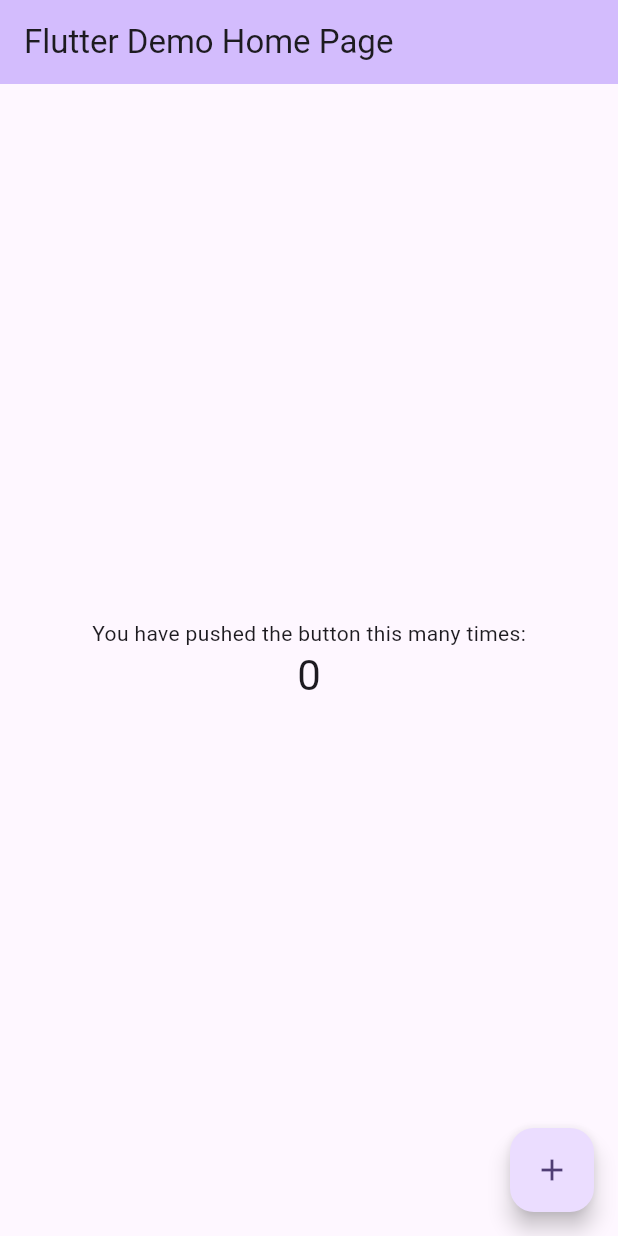
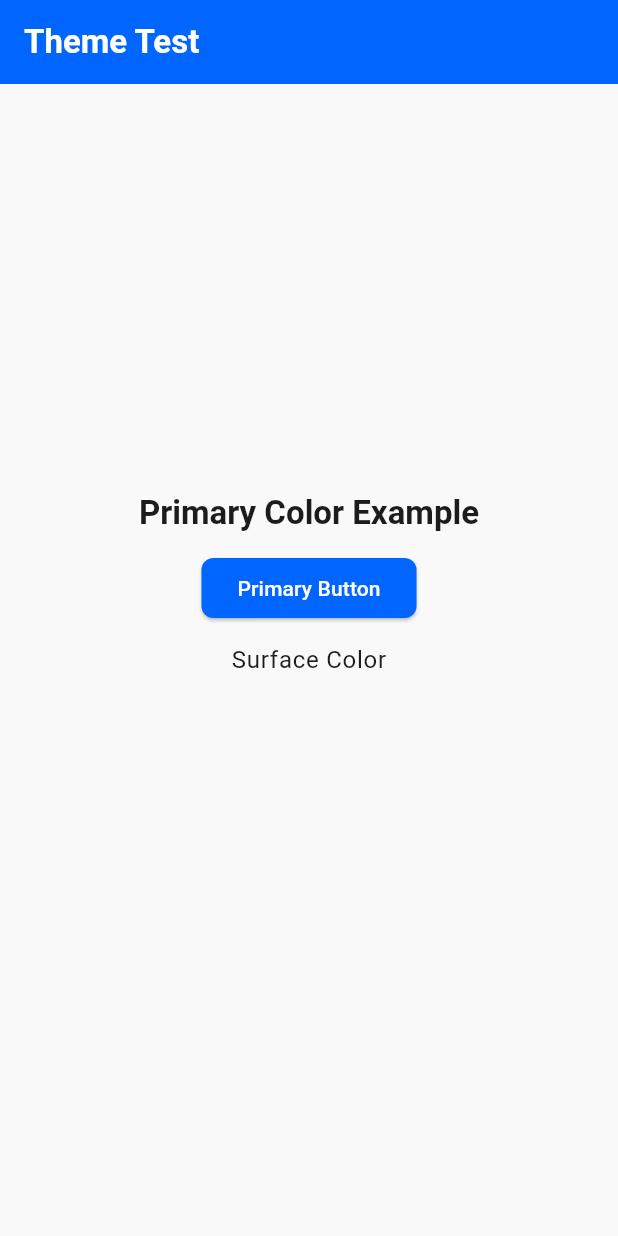
Before and after one commit to wilkensonio/flutter_template, a Flutter app: the screen it shows after launch, on a phone screen of 412 x 824 dp. Run offline on Flutter 3.47's test engine with Material 3 defaults, Android fonts, the phone set to English and light mode, and no system bars.

Commit message:
configure theme

```diff
--- /dev/null
+++ b/lib/core/theme/t_app_colors.dart
@@ -0,0 +1,19 @@
+import 'package:flutter/material.dart';
+
+class AppColors {
+  // Primary brand colors
+  static const Color primary = Color(0xFF0066FF);
+  static const Color primaryDark = Color(0xFF0044AA);
+
+  // Backgrounds
+  static const Color backgroundLight = Color(0xFFF9F9F9);
+  static const Color backgroundDark = Color(0xFF121212);
+
+  // Text colors
+  static const Color textLight = Color(0xFF1C1C1C);
+  static const Color textDark = Color(0xFFEAEAEA);
+
+  // Accent & others
+  static const Color accent = Color(0xFFFFB300);
+  static const Color error = Color(0xFFD32F2F);
+}
--- /dev/null
+++ b/lib/core/theme/t_app_theme.dart
@@ -0,0 +1,9 @@
+import 'package:flutter/material.dart';
+
+import 't_dark_theme.dart';
+import 't_light_theme.dart';
+
+class AppTheme {
+  static ThemeData get light => lightTheme;
+  static ThemeData get dark => darkTheme;
+}
--- /dev/null
+++ b/lib/core/theme/t_dark_theme.dart
@@ -0,0 +1,40 @@
+import 'package:flutter/material.dart';
+
+import 't_app_colors.dart';
+
+final ThemeData darkTheme = ThemeData(
+  brightness: Brightness.dark,
+  primaryColor: AppColors.primaryDark,
+  scaffoldBackgroundColor: AppColors.backgroundDark,
+  colorScheme: const ColorScheme.dark(
+    primary: AppColors.primaryDark,
+    secondary: AppColors.accent,
+    error: AppColors.error,
+    surface: AppColors.backgroundDark, // replaces background
+  ).copyWith(
+    surfaceContainer:
+        AppColors.backgroundDark, // ensures consistent base background
+  ),
+  textTheme: const TextTheme(
+    bodyLarge: TextStyle(color: AppColors.textDark),
+    bodyMedium: TextStyle(color: AppColors.textDark),
+    titleLarge: TextStyle(
+      color: AppColors.textDark,
+      fontWeight: FontWeight.bold,
+    ),
+  ),
+  appBarTheme: const AppBarTheme(
+    backgroundColor: AppColors.primaryDark,
+    foregroundColor: Colors.white,
+    elevation: 0,
+  ),
+  elevatedButtonTheme: ElevatedButtonThemeData(
+    style: ElevatedButton.styleFrom(
+      backgroundColor: AppColors.primaryDark,
+      foregroundColor: Colors.white,
+      shape: RoundedRectangleBorder(
+        borderRadius: BorderRadius.all(Radius.circular(8)),
+      ),
+    ),
+  ),
+);
--- /dev/null
+++ b/lib/core/theme/t_light_theme.dart
@@ -0,0 +1,40 @@
+import 'package:flutter/material.dart';
+
+import 't_app_colors.dart';
+
+final ThemeData lightTheme = ThemeData(
+  brightness: Brightness.light,
+  primaryColor: AppColors.primary,
+  scaffoldBackgroundColor: AppColors.backgroundLight,
+  colorScheme: const ColorScheme.light(
+    primary: AppColors.primary,
+    secondary: AppColors.accent,
+    error: AppColors.error,
+    surface: AppColors.backgroundLight, // replaces background
+  ).copyWith(
+    surfaceContainer:
+        AppColors.backgroundLight, // ensures consistent base background
+  ),
+  textTheme: const TextTheme(
+    bodyLarge: TextStyle(color: AppColors.textLight),
+    bodyMedium: TextStyle(color: AppColors.textLight),
+    titleLarge: TextStyle(
+      color: AppColors.textLight,
+      fontWeight: FontWeight.bold,
+    ),
+  ),
+  appBarTheme: const AppBarTheme(
+    backgroundColor: AppColors.primary,
+    foregroundColor: Colors.white,
+    elevation: 0,
+  ),
+  elevatedButtonTheme: ElevatedButtonThemeData(
+    style: ElevatedButton.styleFrom(
+      backgroundColor: AppColors.primary,
+      foregroundColor: Colors.white,
+      shape: RoundedRectangleBorder(
+        borderRadius: BorderRadius.all(Radius.circular(8)),
+      ),
+    ),
+  ),
+);
--- /dev/null
+++ b/lib/features/f_home/presentation/screens/home.dart
@@ -0,0 +1,31 @@
+import 'package:flutter/material.dart';
+
+class ThemeTestScreen extends StatelessWidget {
+  const ThemeTestScreen({super.key});
+
+  @override
+  Widget build(BuildContext context) {
+    final colorScheme = Theme.of(context).colorScheme;
+    final textTheme = Theme.of(context).textTheme;
+
+    return Scaffold(
+      appBar: AppBar(title: const Text('Theme Test')),
+      body: Center(
+        child: Column(
+          mainAxisAlignment: MainAxisAlignment.center,
+          children: [
+            Text('Primary Color Example', style: textTheme.titleLarge),
+            const SizedBox(height: 12),
+            ElevatedButton(
+              onPressed: () {},
+              child: const Text('Primary Button'),
+            ),
+            const SizedBox(height: 12),
+            Text('Surface Color', style: textTheme.bodyLarge),
+            Container(width: 100, height: 100, color: colorScheme.surface),
+          ],
+        ),
+      ),
+    );
+  }
+}
--- a/lib/main.dart
+++ b/lib/main.dart
@@ -1,4 +1,7 @@
 import 'package:flutter/material.dart';
+
+import 'core/theme/t_app_theme.dart';
+import 'features/f_home/presentation/screens/home.dart';
 
 void main() {
   runApp(const MyApp());
@@ -12,111 +15,10 @@ class MyApp extends StatelessWidget {
   Widget build(BuildContext context) {
     return MaterialApp(
       title: 'Flutter Demo',
-      theme: ThemeData(
-        // This is the theme of your application.
-        //
-        // TRY THIS: Try running your application with "flutter run". You'll see
-        // the application has a purple toolbar. Then, without quitting the app,
-        // try changing the seedColor in the colorScheme below to Colors.green
-        // and then invoke "hot reload" (save your changes or press the "hot
-        // reload" button in a Flutter-supported IDE, or press "r" if you used
-        // the command line to start the app).
-        //
-        // Notice that the counter didn't reset back to zero; the application
-        // state is not lost during the reload. To reset the state, use hot
-        // restart instead.
-        //
-        // This works for code too, not just values: Most code changes can be
-        // tested with just a hot reload.
-        colorScheme: ColorScheme.fromSeed(seedColor: Colors.deepPurple),
-      ),
-      home: const MyHomePage(title: 'Flutter Demo Home Page'),
+      theme: AppTheme.light,
+      darkTheme: AppTheme.dark,
+      themeMode: ThemeMode.system,
+      home: const ThemeTestScreen(),
     );
   }
 }
-
-class MyHomePage extends StatefulWidget {
-  const MyHomePage({super.key, required this.title});
-
-  // This widget is the home page of your application. It is stateful, meaning
-  // that it has a State object (defined below) that contains fields that affect
-  // how it looks.
-
-  // This class is the configuration for the state. It holds the values (in this
-  // case the title) provided by the parent (in this case the App widget) and
-  // used by the build method of the State. Fields in a Widget subclass are
-  // always marked "final".
-
-  final String title;
-
-  @override
-  State<MyHomePage> createState() => _MyHomePageState();
-}
-
-class _MyHomePageState extends State<MyHomePage> {
-  int _counter = 0;
-
-  void _incrementCounter() {
-    setState(() {
-      // This call to setState tells the Flutter framework that something has
-      // changed in this State, which causes it to rerun the build method below
-      // so that the display can reflect the updated values. If we changed
-      // _counter without calling setState(), then the build method would not be
-      // called again, and so nothing would appear to happen.
-      _counter++;
-    });
-  }
-
-  @override
-  Widget build(BuildContext context) {
-    // This method is rerun every time setState is called, for instance as done
-    // by the _incrementCounter method above.
-    //
-    // The Flutter framework has been optimized to make rerunning build methods
-    // fast, so that you can just rebuild anything that needs updating rather
-    // than having to individually change instances of widgets.
-    return Scaffold(
-      appBar: AppBar(
-        // TRY THIS: Try changing the color here to a specific color (to
-        // Colors.amber, perhaps?) and trigger a hot reload to see the AppBar
-        // change color while the other colors stay the same.
-        backgroundColor: Theme.of(context).colorScheme.inversePrimary,
-        // Here we take the value from the MyHomePage object that was created by
-        // the App.build method, and use it to set our appbar title.
-        title: Text(widget.title),
-      ),
-      body: Center(
-        // Center is a layout widget. It takes a single child and positions it
-        // in the middle of the parent.
-        child: Column(
-          // Column is also a layout widget. It takes a list of children and
-          // arranges them vertically. By default, it sizes itself to fit its
-          // children horizontally, and tries to be as tall as its parent.
-          //
-          // Column has various properties to control how it sizes itself and
-          // how it positions its children. Here we use mainAxisAlignment to
-          // center the children vertically; the main axis here is the vertical
-          // axis because Columns are vertical (the cross axis would be
-          // horizontal).
-          //
-          // TRY THIS: Invoke "debug painting" (choose the "Toggle Debug Paint"
-          // action in the IDE, or press "p" in the console), to see the
-          // wireframe for each widget.
-          mainAxisAlignment: MainAxisAlignment.center,
-          children: <Widget>[
-            const Text('You have pushed the button this many times:'),
-            Text(
-              '$_counter',
-              style: Theme.of(context).textTheme.headlineMedium,
-            ),
-          ],
-        ),
-      ),
-      floatingActionButton: FloatingActionButton(
-        onPressed: _incrementCounter,
-        tooltip: 'Increment',
-        child: const Icon(Icons.add),
-      ), // This trailing comma makes auto-formatting nicer for build methods.
-    );
-  }
-}
```
Also changed, not shown: lib/features/f_home/data/datasources/sample_remote_datasource.dart (added), lib/features/f_home/data/models/sample_model.dart (added), lib/features/f_home/data/repositories/sample_repository_impl.dart (added), lib/features/f_home/domain/entities/sample_entity.dart (added), lib/features/f_home/domain/usecases/sample_usecase.dart (added), lib/features/f_home/presentation/bloc/sample_bloc.dart (added), lib/features/f_home/presentation/widgets/sample_widget.dart (added), lib/shared/constants/c_assets.dart (added), lib/shared/constants/c_colors.dart (added), lib/shared/constants/c_strings.dart (added).
